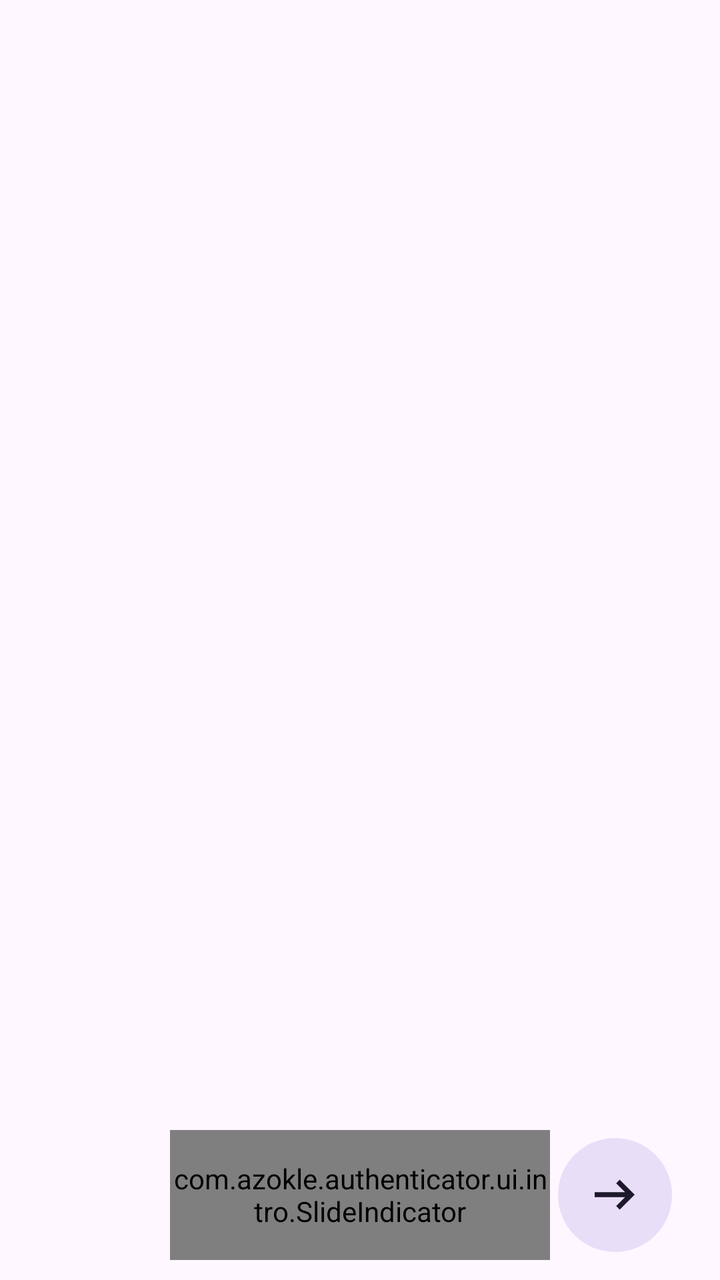
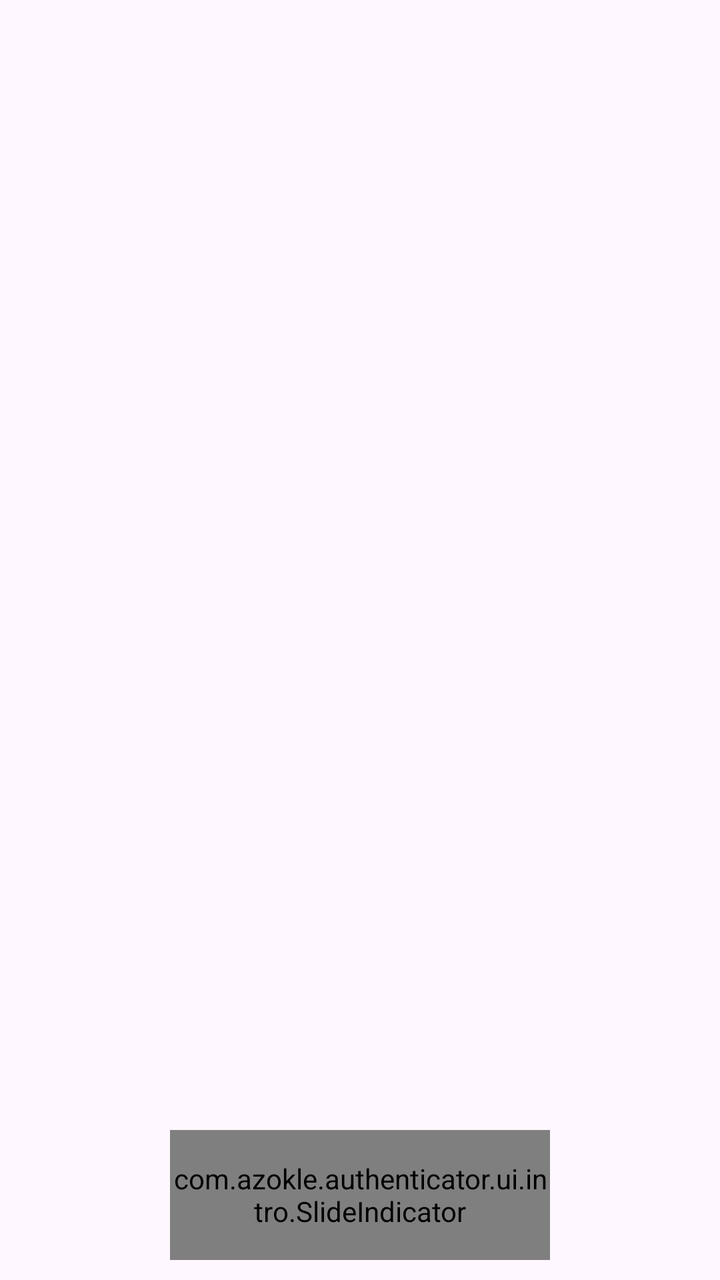

Before-and-after screenshots of an Android layout around one commit, followed by the original layout XML and the change that was made.
<!-- AndroidManifest.xml: application theme Theme.AzokleAuth.Launch -->
<!-- res/layout/activity_intro.xml -->
<?xml version="1.0" encoding="utf-8"?>
<androidx.constraintlayout.widget.ConstraintLayout
    xmlns:android="http://schemas.android.com/apk/res/android"
    xmlns:app="http://schemas.android.com/apk/res-auto"
    xmlns:tools="http://schemas.android.com/tools"
    android:layout_width="match_parent"
    android:layout_height="match_parent"
    android:fitsSystemWindows="true"
    tools:context="com.azokle.authenticator.ui.IntroActivity">
    <androidx.viewpager2.widget.ViewPager2
        android:id="@+id/pager"
        android:layout_width="match_parent"
        android:layout_height="0dp"
        app:layout_constraintTop_toTopOf="parent"
        app:layout_constraintStart_toStartOf="parent"
        app:layout_constraintBottom_toTopOf="@+id/btnPrevious" />
    <com.google.android.material.button.MaterialButton
        android:id="@+id/btnPrevious"
        android:layout_width="65dp"
        android:layout_height="65dp"
        android:layout_marginVertical="10dp"
        android:layout_marginHorizontal="20dp"
        android:visibility="invisible"
        app:icon="@drawable/ic_outline_arrow_left_alt_24"
        app:iconSize="30dp"
        app:iconGravity="textStart"
        app:iconPadding="0dp"
        app:layout_constraintBottom_toBottomOf="parent"
        app:layout_constraintStart_toStartOf="parent"
        style="@style/Widget.Material3.Button.IconButton.Filled.Tonal" />
    <com.azokle.authenticator.ui.intro.SlideIndicator
        android:id="@+id/slideIndicator"
        android:layout_width="0dp"
        android:layout_height="65dp"
        android:layout_marginBottom="10dp"
        app:layout_constraintStart_toEndOf="@+id/btnPrevious"
        app:layout_constraintEnd_toStartOf="@+id/btnNext"
        app:layout_constraintBottom_toBottomOf="parent" />
    <com.google.android.material.button.MaterialButton
        android:id="@+id/btnNext"
        android:layout_width="65dp"
        android:layout_height="65dp"
        android:layout_marginVertical="10dp"
        android:layout_marginHorizontal="20dp"
        app:icon="@drawable/ic_outline_arrow_right_alt_24"
        app:iconSize="30dp"
        app:iconGravity="textStart"
        app:iconPadding="0dp"
        app:layout_constraintBottom_toBottomOf="parent"
        app:layout_constraintEnd_toEndOf="parent"
        style="@style/Widget.Material3.Button.IconButton.Filled.Tonal" />
</androidx.constraintlayout.widget.ConstraintLayout>
<!-- resources referenced by this layout -->
<resources>
  <!-- drawable ic_outline_arrow_left_alt_24 (drawable) -->
  <vector xmlns:android="http://schemas.android.com/apk/res/android"
      android:width="24dp"
      android:height="24dp"
      android:autoMirrored="true"
      android:tint="?attr/colorControlNormal"
      android:viewportWidth="960"
      android:viewportHeight="960">
      <path
          android:fillColor="@android:color/white"
          android:pathData="M400,720L160,480L400,240L456,298L314,440L800,440L800,520L314,520L456,662L400,720Z" />
  </vector>
  <!-- drawable ic_outline_arrow_right_alt_24 (drawable) -->
  <vector xmlns:android="http://schemas.android.com/apk/res/android"
      android:width="24dp"
      android:height="24dp"
      android:autoMirrored="true"
      android:tint="?attr/colorControlNormal"
      android:viewportWidth="960"
      android:viewportHeight="960">
      <path
          android:fillColor="@android:color/white"
          android:pathData="M560,720L504,662L646,520L160,520L160,440L646,440L504,298L560,240L800,480L560,720Z" />
  </vector>
  <style name="Theme.AzokleAuth.Launch" parent="Theme.Material3.DayNight.NoActionBar">
          
          <item name="colorPrimary">@color/md_theme_light_primary</item>
          <item name="android:windowDrawsSystemBarBackgrounds">true</item>
          <item name="android:statusBarColor">@android:color/transparent</item>
      </style>
  <color name="md_theme_light_primary">#2b5bb5</color>
</resources>

<!-- the commit's change to res/layout/activity_intro.xml (unified diff, before → after) -->
@@ -21,13 +21,16 @@
         android:layout_marginVertical="10dp"
         android:layout_marginHorizontal="20dp"
         android:visibility="invisible"
+        android:stateListAnimator="@animator/button_press_scale"
+        app:backgroundTint="?attr/colorOnBackground"
+        app:iconTint="?android:attr/colorBackground"
         app:icon="@drawable/ic_outline_arrow_left_alt_24"
         app:iconSize="30dp"
         app:iconGravity="textStart"
         app:iconPadding="0dp"
         app:layout_constraintBottom_toBottomOf="parent"
         app:layout_constraintStart_toStartOf="parent"
-        style="@style/Widget.Material3.Button.IconButton.Filled.Tonal" />
+        style="@style/Widget.Material3.Button.IconButton.Filled" />
     <com.azokle.authenticator.ui.intro.SlideIndicator
         android:id="@+id/slideIndicator"
         android:layout_width="0dp"
@@ -42,11 +45,15 @@
         android:layout_height="65dp"
         android:layout_marginVertical="10dp"
         android:layout_marginHorizontal="20dp"
+        android:visibility="invisible"
+        android:stateListAnimator="@animator/button_press_scale"
+        app:backgroundTint="?attr/colorOnBackground"
+        app:iconTint="?android:attr/colorBackground"
         app:icon="@drawable/ic_outline_arrow_right_alt_24"
         app:iconSize="30dp"
         app:iconGravity="textStart"
         app:iconPadding="0dp"
         app:layout_constraintBottom_toBottomOf="parent"
         app:layout_constraintEnd_toEndOf="parent"
-        style="@style/Widget.Material3.Button.IconButton.Filled.Tonal" />
+        style="@style/Widget.Material3.Button.IconButton.Filled" />
 </androidx.constraintlayout.widget.ConstraintLayout>
